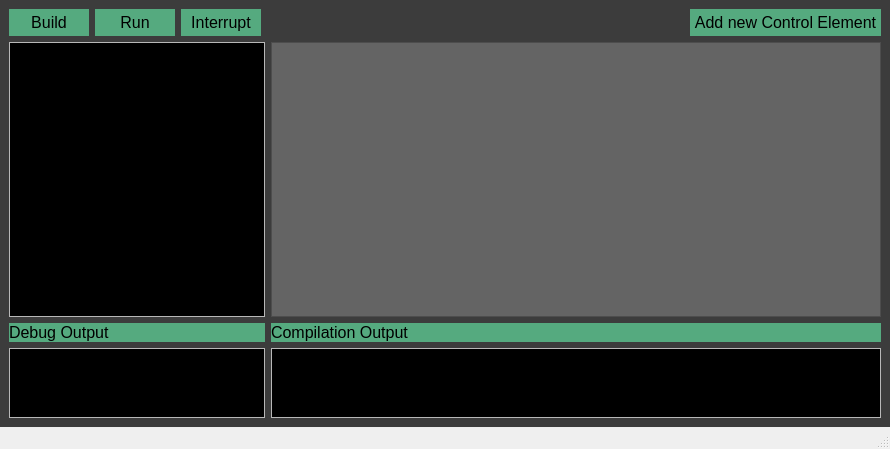
Before: the Qt Designer form startwindow.ui in hamzafauzi/Group6_QT_Project, drawn with Qt 5.
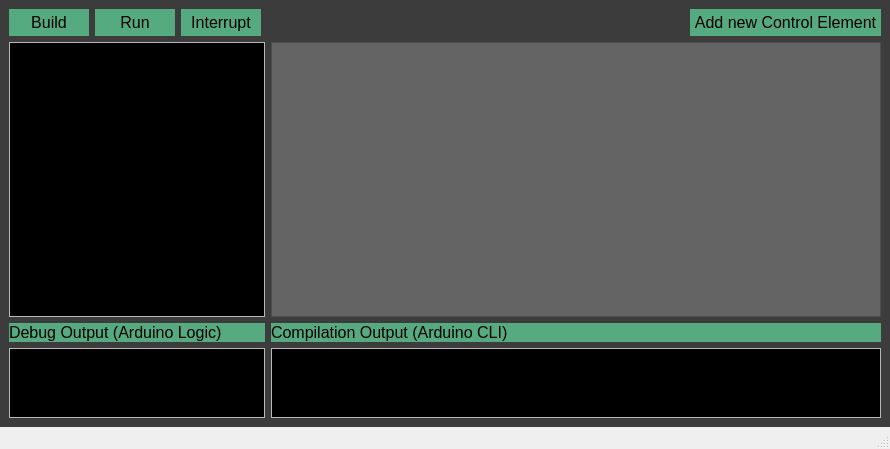
After: the same form once the commit is applied.

Commit message: Arduino cli implemented interface improved. Error messages improved. Some code parts cleaned and some comments added.

```diff
--- a/startwindow.ui
+++ b/startwindow.ui
@@ -716,7 +716,7 @@
 color: black;</string>
         </property>
         <property name="text">
-         <string>Compilation Output</string>
+         <string>Compilation Output (Arduino CLI)</string>
         </property>
        </widget>
       </item>
@@ -732,7 +732,7 @@
 color: black;</string>
         </property>
         <property name="text">
-         <string>Debug Output</string>
+         <string>Debug Output (Arduino Logic)</string>
         </property>
        </widget>
       </item>
```
Left out of the diff: 8 changed lines with no effect on the pictures. The commit also changes 8 other files.
